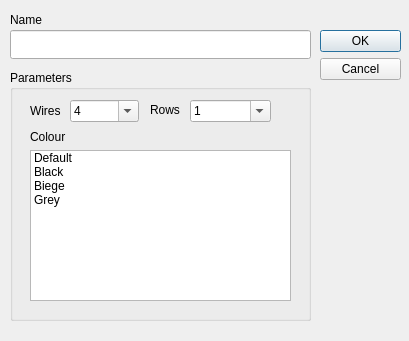
Qt form iot-developer/mainwindow/newconnectionitemdialog.ui (clixx-io/clixx.io) before a commit.
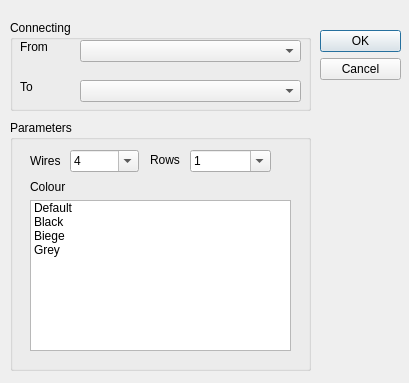
The same form after that commit.

What changed in the file:
```diff
--- a/iot-developer/mainwindow/newconnectionitemdialog.ui
+++ b/iot-developer/mainwindow/newconnectionitemdialog.ui
@@ -7,7 +7,7 @@
     <x>0</x>
     <y>0</y>
     <width>409</width>
-    <height>341</height>
+    <height>383</height>
    </rect>
   </property>
   <property name="windowTitle">
@@ -29,45 +29,11 @@
     <set>QDialogButtonBox::Cancel|QDialogButtonBox::Ok</set>
    </property>
   </widget>
-  <widget class="QLabel" name="Namelabel">
-   <property name="geometry">
-    <rect>
-     <x>10</x>
-     <y>13</y>
-     <width>47</width>
-     <height>13</height>
-    </rect>
-   </property>
-   <property name="text">
-    <string>Name</string>
-   </property>
-  </widget>
-  <widget class="QLineEdit" name="NamelineEdit">
-   <property name="geometry">
-    <rect>
-     <x>10</x>
-     <y>30</y>
-     <width>301</width>
-     <height>29</height>
-    </rect>
-   </property>
-   <property name="sizePolicy">
-    <sizepolicy hsizetype="Expanding" vsizetype="Expanding">
-     <horstretch>0</horstretch>
-     <verstretch>0</verstretch>
-    </sizepolicy>
-   </property>
-   <property name="font">
-    <font>
-     <pointsize>12</pointsize>
-    </font>
-   </property>
-  </widget>
   <widget class="QGroupBox" name="groupBox">
    <property name="geometry">
     <rect>
      <x>10</x>
-     <y>70</y>
+     <y>120</y>
      <width>301</width>
      <height>251</height>
     </rect>
@@ -242,6 +208,65 @@
     </property>
    </widget>
   </widget>
+  <widget class="QGroupBox" name="groupBox_2">
+   <property name="geometry">
+    <rect>
+     <x>10</x>
+     <y>20</y>
+     <width>301</width>
+     <height>91</height>
+    </rect>
+   </property>
+   <property name="title">
+    <string>Connecting</string>
+   </property>
+   <widget class="QComboBox" name="fromcomboBox">
+    <property name="geometry">
+     <rect>
+      <x>70</x>
+      <y>20</y>
+      <width>221</width>
+      <height>22</height>
+     </rect>
+    </property>
+   </widget>
+   <widget class="QComboBox" name="tocomboBox">
+    <property name="geometry">
+     <rect>
+      <x>70</x>
+      <y>60</y>
+      <width>221</width>
+      <height>22</height>
+     </rect>
+    </property>
+   </widget>
+   <widget class="QLabel" name="label_2">
+    <property name="geometry">
+     <rect>
+      <x>10</x>
+      <y>20</y>
+      <width>47</width>
+      <height>13</height>
+     </rect>
+    </property>
+    <property name="text">
+     <string>From</string>
+    </property>
+   </widget>
+   <widget class="QLabel" name="label_3">
+    <property name="geometry">
+     <rect>
+      <x>10</x>
+      <y>60</y>
+      <width>47</width>
+      <height>13</height>
+     </rect>
+    </property>
+    <property name="text">
+     <string>To</string>
+    </property>
+   </widget>
+  </widget>
  </widget>
  <resources/>
  <connections>
```
